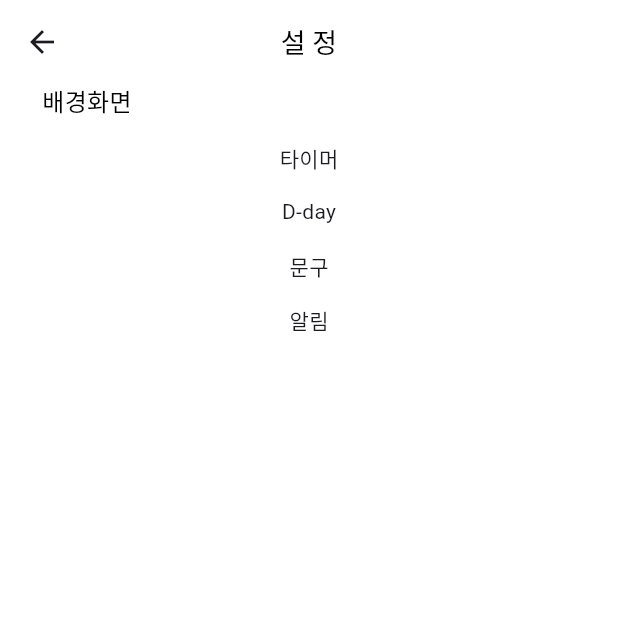
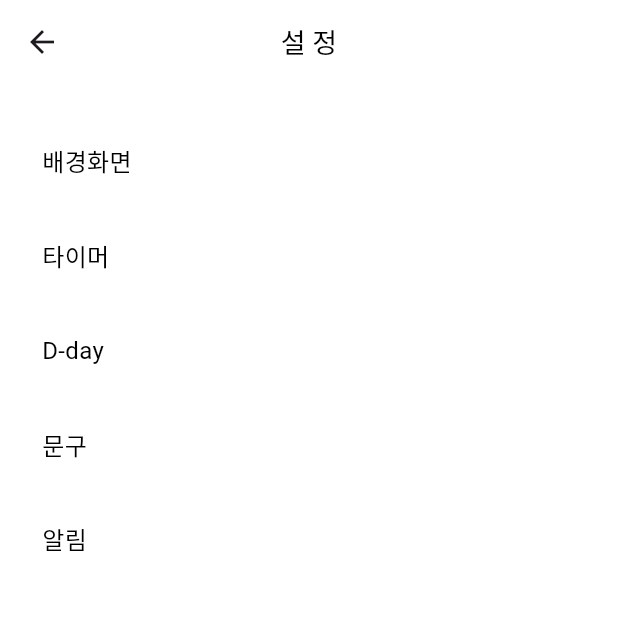
Before and after one commit to rainofmay/swit, a Flutter app: the SettingScreen screen opened by its route, on a phone screen of 412 x 824 dp, the top half of it. Run offline on Flutter 3.47's test engine with Material 3 defaults, Android fonts, the phone set to English and light mode, and no system bars; our stand-ins replace cached_network_image, firebase_core, flutter_dotenv, flutter_svg, freezed_annotation, get and 6 more; accounts and stored records are empty; Roboto replaces fonts that are missing (cafe24OhsquareAir).

Commit message:
[update]

```diff
--- a/lib/features/study/setting/presentation/view/setting_screen.dart
+++ b/lib/features/study/setting/presentation/view/setting_screen.dart
@@ -19,17 +19,23 @@ class SettingScreen extends StatelessWidget {
           padding: EdgeInsets.only(left:16.0, right:16.0),
           child: Column(
             children: [
+              const CustomGap(40),
               TapRow(title: '배경화면', onTap: () {
                 Get.toNamed(Routes.STUDY + Routes.SETTING + Routes.BACKGROUNDSETTING);
               }),
-              const CustomGap(16),
-              Text('타이머'),
-              const CustomGap(16),
-              Text('D-day'),
-              const CustomGap(16),
-              Text('문구'),
-              const CustomGap(16),
-              Text('알림'),
+              const CustomGap(40),
+              TapRow(title: '타이머', onTap: () {
+              }),
+              const CustomGap(40),
+              TapRow(title: 'D-day', onTap: () {
+                Get.toNamed(Routes.STUDY + Routes.SETTING + Routes.BACKGROUNDSETTING);
+              }),
+              const CustomGap(40),
+              TapRow(title: '문구', onTap: () {
+              }),
+              const CustomGap(40),
+              TapRow(title: '알림', onTap: () {
+              }),
             ],
           ),
         ),
--- a/lib/features/study/setting/presentation/viewmodel/bg_setting_view_model.dart
+++ b/lib/features/study/setting/presentation/viewmodel/bg_setting_view_model.dart
@@ -6,8 +6,9 @@ import 'package:swit/core/enums/bg_theme.dart';
 
 class BgSettingViewModel extends GetxController {
   late final Rx<BgTheme> _editingTheme = BgTheme.day.obs; // 수정 중인 값
+  late final Rx<BgTheme> _storedTheme; // 최종 저장된 값
   BgTheme get editingTheme => _editingTheme.value;
-  late final Rx<BgTheme> _storedTheme; // 최종 저장된 값
+
 
   final RxMap<BgTheme, String> _bgThemeMap = {
     BgTheme.day: 'assets/images/day_photo.jpg',
```
